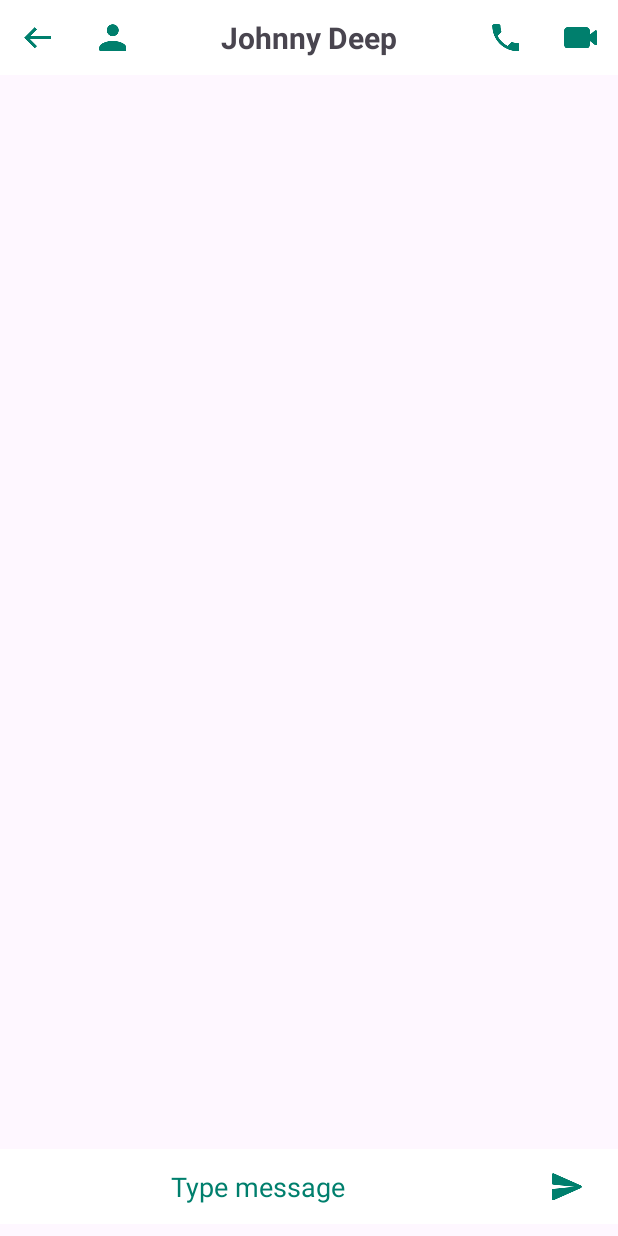
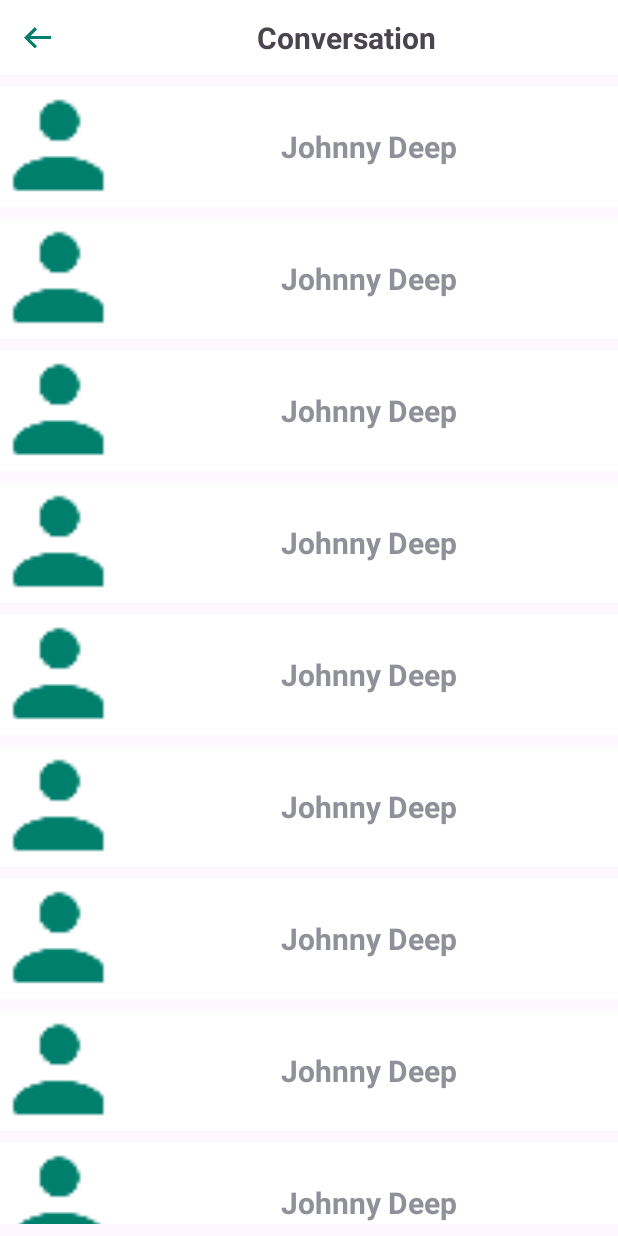
Before and after one commit to Thu6Ngay13/MobileAndroid-Java-SocialMedia, an Android app: the screen it shows after launch (MessageActivity before the commit, ConversationActivity after it), after a tap on an icon or button, on a phone screen of 412 x 824 dp. Run offline under Robolectric (Android 15) with nearby library versions, the phone set to English and light mode, and no system bars.

Commit message:
Add
Add view, holder, model, adapter for Conversation
Add function to return to previous view for activity Message and Conversation

```diff
--- a/app/build.gradle.kts
+++ b/app/build.gradle.kts
@@ -42,6 +42,7 @@ dependencies {
     implementation("androidx.appcompat:appcompat:1.6.1")
     implementation("com.google.android.material:material:1.11.0")
     implementation("androidx.constraintlayout:constraintlayout:2.1.4")
+    implementation("androidx.activity:activity:1.8.0")
 
     testImplementation("junit:junit:4.13.2")
     androidTestImplementation("androidx.test.ext:junit:1.1.5")
--- a/app/src/main/AndroidManifest.xml
+++ b/app/src/main/AndroidManifest.xml
@@ -1,3 +1,4 @@
+<?xml version="1.0" encoding="utf-8"?>
 <manifest xmlns:android="http://schemas.android.com/apk/res/android"
     xmlns:tools="http://schemas.android.com/tools">
 
@@ -15,6 +16,9 @@
         android:supportsRtl="true"
         android:theme="@style/Theme.MobileAndroidJavaSocialMedia"
         tools:targetApi="31">
+        <activity
+            android:name=".Activities.ConversationActivity"
+            android:exported="false" />
         <activity
             android:name=".Activities.MyPersonalPageActivity"
             android:exported="false" />
@@ -50,8 +54,10 @@
             android:exported="true">
             <intent-filter>
                 <action android:name="android.intent.action.MAIN" />
+
                 <category android:name="android.intent.category.LAUNCHER" />
             </intent-filter>
         </activity>
     </application>
+
 </manifest>
--- /dev/null
+++ b/app/src/main/java/HCMUTE/SocialMedia/Activities/ConversationActivity.java
@@ -0,0 +1,45 @@
+package HCMUTE.SocialMedia.Activities;
+
+import android.os.Bundle;
+import android.widget.ImageButton;
+
+import androidx.activity.EdgeToEdge;
+import androidx.appcompat.app.AppCompatActivity;
+import androidx.core.graphics.Insets;
+import androidx.core.view.ViewCompat;
+import androidx.core.view.WindowInsetsCompat;
+import androidx.recyclerview.widget.LinearLayoutManager;
+import androidx.recyclerview.widget.RecyclerView;
+
+import java.util.ArrayList;
+import java.util.List;
+
+import HCMUTE.SocialMedia.Adapters.ConversationCardAdapter;
+import HCMUTE.SocialMedia.Adapters.SettingAdapter;
+import HCMUTE.SocialMedia.Models.ConversationCardModel;
+import HCMUTE.SocialMedia.Models.SettingCardModel;
+import HCMUTE.SocialMedia.Models.SettingModel;
+import HCMUTE.SocialMedia.R;
+
+public class ConversationActivity extends AppCompatActivity {
+
+    private ImageButton ibBack;
+
+    @Override
+    protected void onCreate(Bundle savedInstanceState) {
+        super.onCreate(savedInstanceState);
+        setContentView(R.layout.activity_conversation);
+
+        ibBack = findViewById(R.id.ibBack);
+        ibBack.setOnClickListener(v -> finish());
+
+        List<ConversationCardModel> conversationCards = new ArrayList<>();
+        for (int i = 0; i < 30; i++) {
+            conversationCards.add(new ConversationCardModel(R.mipmap.ic_user_72_dark, "Johnny Deep"));
+        }
+
+        RecyclerView recyclerView = findViewById(R.id.rvConversationArea);
+        recyclerView.setLayoutManager(new LinearLayoutManager(this));
+        recyclerView.setAdapter(new ConversationCardAdapter(getApplicationContext(), conversationCards));
+    }
+}
--- a/app/src/main/java/HCMUTE/SocialMedia/Activities/MainActivity.java
+++ b/app/src/main/java/HCMUTE/SocialMedia/Activities/MainActivity.java
@@ -49,6 +49,8 @@ public class MainActivity extends AppCompatActivity {
     private ImageButton ibNotify;
     private ImageButton ibSetting;
 
+    private ImageButton ibMessage;
+
     int x = 10;
 
     @Override
@@ -61,7 +63,7 @@ public class MainActivity extends AppCompatActivity {
         ibFriend = findViewById(R.id.ibFriend);
         ibNotify = findViewById(R.id.ibNotify);
         ibSetting = findViewById(R.id.ibSetting);
-        ImageButton ibMessage = findViewById(R.id.ibMessage);
+        ibMessage = findViewById(R.id.ibMessage);
 
         mainSelectionModels.add(new MainSelectionModel(MainSelectionEnum.Home, ibHome, R.mipmap.ic_home_72_line));
         mainSelectionModels.add(new MainSelectionModel(MainSelectionEnum.Friend, ibFriend, R.mipmap.ic_friend_72_line));
@@ -234,7 +236,7 @@ public class MainActivity extends AppCompatActivity {
     }
 
     private void onClickMessage(){
-        Intent intent = new Intent(getApplicationContext(), MessageActivity.class);
+        Intent intent = new Intent(getApplicationContext(), ConversationActivity.class);
         Bundle bundle = new Bundle();
 
         bundle.putString("string", "idx1010");
--- a/app/src/main/java/HCMUTE/SocialMedia/Activities/MessageActivity.java
+++ b/app/src/main/java/HCMUTE/SocialMedia/Activities/MessageActivity.java
@@ -27,6 +27,7 @@ public class MessageActivity extends AppCompatActivity implements SocketClient.M
     private final int serverPort = 1234;
     private boolean socketIsAlready = false;
     private SocketClient socketClient = null;
+    private ImageButton ibBack;
     private EditText etTypeMessage;
     private ImageButton btSendMessage;
     private List<MessageModel> messageCards;
@@ -41,6 +42,7 @@ public class MessageActivity extends AppCompatActivity implements SocketClient.M
 
         etTypeMessage = findViewById(R.id.etTypeMessage);
         btSendMessage = findViewById(R.id.btSendMessage);
+        ibBack = findViewById(R.id.ibBack);
 
         messageCards = new ArrayList<>();
         recyclerView = findViewById(R.id.rvMessageArea);
@@ -52,6 +54,7 @@ public class MessageActivity extends AppCompatActivity implements SocketClient.M
         recyclerView.setAdapter(messageCardAdapter);
 
         btSendMessage.setOnClickListener(v -> onClickSendMessage());
+        ibBack.setOnClickListener(v -> finish());
         connectSocket();
     }
 
--- /dev/null
+++ b/app/src/main/java/HCMUTE/SocialMedia/Adapters/ConversationCardAdapter.java
@@ -0,0 +1,63 @@
+package HCMUTE.SocialMedia.Adapters;
+
+import static androidx.core.content.ContextCompat.startActivity;
+
+import android.content.Context;
+import android.content.Intent;
+import android.os.Bundle;
+import android.view.LayoutInflater;
+import android.view.View;
+import android.view.ViewGroup;
+
+import androidx.annotation.NonNull;
+import androidx.recyclerview.widget.RecyclerView;
+
+import java.util.List;
+
+import HCMUTE.SocialMedia.Activities.MessageActivity;
+import HCMUTE.SocialMedia.Holders.ConversationCardHolder;
+import HCMUTE.SocialMedia.Models.ConversationCardModel;
+import HCMUTE.SocialMedia.R;
+
+public class ConversationCardAdapter extends RecyclerView.Adapter<ConversationCardHolder> {
+
+    public static final String KEY_NAME = "NAME";
+    private Context context;
+    private List<ConversationCardModel> conversationCards;
+
+    public ConversationCardAdapter(Context context, List<ConversationCardModel> conversationCards) {
+        this.context = context;
+        this.conversationCards = conversationCards;
+    }
+
+    @NonNull
+    @Override
+    public ConversationCardHolder onCreateViewHolder(@NonNull ViewGroup parent, int viewType) {
+        return new ConversationCardHolder(LayoutInflater.from(context).inflate(R.layout.conversation_card_view, parent, false));
+    }
+
+    @Override
+    public void onBindViewHolder(@NonNull ConversationCardHolder holder, int position) {
+        ConversationCardModel conversationCardModel = conversationCards.get(position);
+        holder.avatar.setImageResource(conversationCardModel.getAvatar());
+        holder.fullname.setText(conversationCardModel.getFullname());
+
+        holder.itemView.setOnClickListener((o) -> {
+            Intent intent = new Intent(context, MessageActivity.class);
+            intent.setFlags(Intent.FLAG_ACTIVITY_NEW_TASK);
+
+            Bundle bundle = new Bundle();
+            bundle.putString("string", "idx1010");
+            intent.putExtras(bundle);
+
+            context.startActivity(intent);
+        });
+    }
+
+    @Override
+    public int getItemCount() {
+        if (conversationCards != null)
+            return conversationCards.size();
+        return 0;
+    }
+}
--- /dev/null
+++ b/app/src/main/java/HCMUTE/SocialMedia/Holders/ConversationCardHolder.java
@@ -0,0 +1,21 @@
+package HCMUTE.SocialMedia.Holders;
+
+import android.view.View;
+import android.widget.ImageView;
+import android.widget.TextView;
+
+import androidx.annotation.NonNull;
+import androidx.recyclerview.widget.RecyclerView;
+
+import HCMUTE.SocialMedia.R;
+
+public class ConversationCardHolder extends RecyclerView.ViewHolder {
+    public ImageView avatar;
+    public TextView fullname;
+
+    public ConversationCardHolder(@NonNull View itemView) {
+        super(itemView);
+        this.avatar = itemView.findViewById(R.id.ivAvatar);
+        this.fullname = itemView.findViewById(R.id.tvFullName);
+    }
+}
--- /dev/null
+++ b/app/src/main/java/HCMUTE/SocialMedia/Models/ConversationCardModel.java
@@ -0,0 +1,27 @@
+package HCMUTE.SocialMedia.Models;
+
+public class ConversationCardModel {
+    private int avatar;
+    private String fullname;
+
+    public ConversationCardModel(int avatar, String fullname) {
+        this.avatar = avatar;
+        this.fullname = fullname;
+    }
+
+    public int getAvatar() {
+        return avatar;
+    }
+
+    public void setAvatar(int avatar) {
+        this.avatar = avatar;
+    }
+
+    public String getFullname() {
+        return fullname;
+    }
+
+    public void setFullname(String fullname) {
+        this.fullname = fullname;
+    }
+}
--- /dev/null
+++ b/app/src/main/res/drawable/custom_border_conversation.xml
@@ -0,0 +1,8 @@
+<?xml version="1.0" encoding="utf-8"?>
+<shape
+    xmlns:android="http://schemas.android.com/apk/res/android"
+    android:shape="rectangle">
+    <solid android:color="@color/white"/>
+    <stroke android:color="@color/green_dark"
+        android:width="1dp"/>
+</shape>
--- /dev/null
+++ b/app/src/main/res/layout/activity_conversation.xml
@@ -0,0 +1,43 @@
+<?xml version="1.0" encoding="utf-8"?>
+<LinearLayout
+    xmlns:android="http://schemas.android.com/apk/res/android"
+    xmlns:app="http://schemas.android.com/apk/res-auto"
+    android:layout_width="match_parent"
+    android:layout_height="wrap_content"
+
+    android:layout_marginBottom="8dp"
+    android:orientation="vertical">
+
+    <androidx.gridlayout.widget.GridLayout
+        android:layout_width="match_parent"
+        android:layout_height="wrap_content"
+        android:layout_marginBottom="8dp">
+
+        <ImageButton
+            android:id="@+id/ibBack"
+            android:background="@color/white"
+            android:layout_width="50dp"
+            android:layout_height="50dp"
+            android:src="@mipmap/ic_arrow_left_72_dark"/>
+
+        <TextView
+            android:background="@color/white"
+            android:layout_width="wrap_content"
+            android:layout_height="50dp"
+            android:text="@string/conversation"
+            android:gravity="center"
+            android:textSize="20sp"
+            android:textStyle="bold"
+            app:layout_columnWeight="1"/>
+
+    </androidx.gridlayout.widget.GridLayout>
+
+    <androidx.recyclerview.widget.RecyclerView
+        android:id="@+id/rvConversationArea"
+        android:layout_width="match_parent"
+        android:layout_height="0dp"
+        android:layout_weight="1" >
+
+    </androidx.recyclerview.widget.RecyclerView>
+
+</LinearLayout>
--- a/app/src/main/res/layout/activity_message.xml
+++ b/app/src/main/res/layout/activity_message.xml
@@ -9,22 +9,25 @@
 
     <androidx.gridlayout.widget.GridLayout
         android:layout_width="match_parent"
-        android:layout_height="50dp"
+        android:layout_height="wrap_content"
         android:layout_marginBottom="8dp">
 
         <ImageButton
+            android:id="@+id/ibBack"
             android:background="@color/white"
             android:layout_width="50dp"
             android:layout_height="50dp"
             android:src="@mipmap/ic_arrow_left_72_dark"/>
 
         <ImageButton
+            android:id="@+id/ibAvatar"
             android:background="@color/white"
             android:layout_width="50dp"
             android:layout_height="50dp"
             android:src="@mipmap/ic_user_72_dark"/>
 
         <TextView
+            android:id="@+id/tvFullName"
             android:background="@color/white"
             android:layout_width="wrap_content"
             android:layout_height="50dp"
@@ -59,7 +62,7 @@
 
     <androidx.gridlayout.widget.GridLayout
         android:layout_width="match_parent"
-        android:layout_height="50dp"
+        android:layout_height="wrap_content"
         android:layout_marginBottom="8dp">
 
         <EditText
--- /dev/null
+++ b/app/src/main/res/layout/conversation_card_view.xml
@@ -0,0 +1,24 @@
+<?xml version="1.0" encoding="utf-8"?>
+<LinearLayout xmlns:android="http://schemas.android.com/apk/res/android"
+    android:layout_width="match_parent"
+    android:layout_height="wrap_content"
+    android:layout_marginBottom="8dp"
+    android:background="@color/white">
+
+    <ImageView
+        android:id="@+id/ivAvatar"
+        android:layout_width="80dp"
+        android:layout_height="80dp"
+        android:contentDescription="@string/avatar"
+        android:src="@mipmap/ic_user_72_dark" />
+
+    <TextView
+        android:id="@+id/tvFullName"
+        android:layout_width="match_parent"
+        android:layout_height="80dp"
+        android:gravity="center"
+        android:text="@string/full_name"
+        android:textSize="20sp"
+        android:textStyle="bold" />
+
+</LinearLayout>
--- a/app/src/main/res/values/strings.xml
+++ b/app/src/main/res/values/strings.xml
@@ -32,6 +32,7 @@
     <string name="logout">Logout</string>
 
     <string name="you">You</string>
+    <string name="conversation">Conversation</string>
     <string name="type_message">Type message</string>
     <string name="content_message">Content message </string>
     <string name="message_sending_at">20:20 25–02-2024</string>
```
